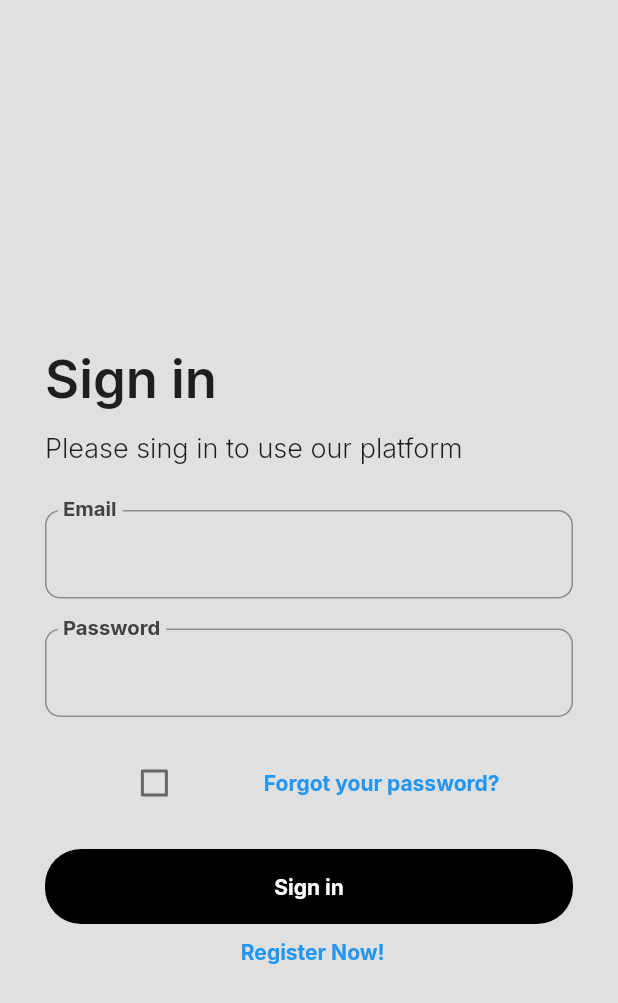
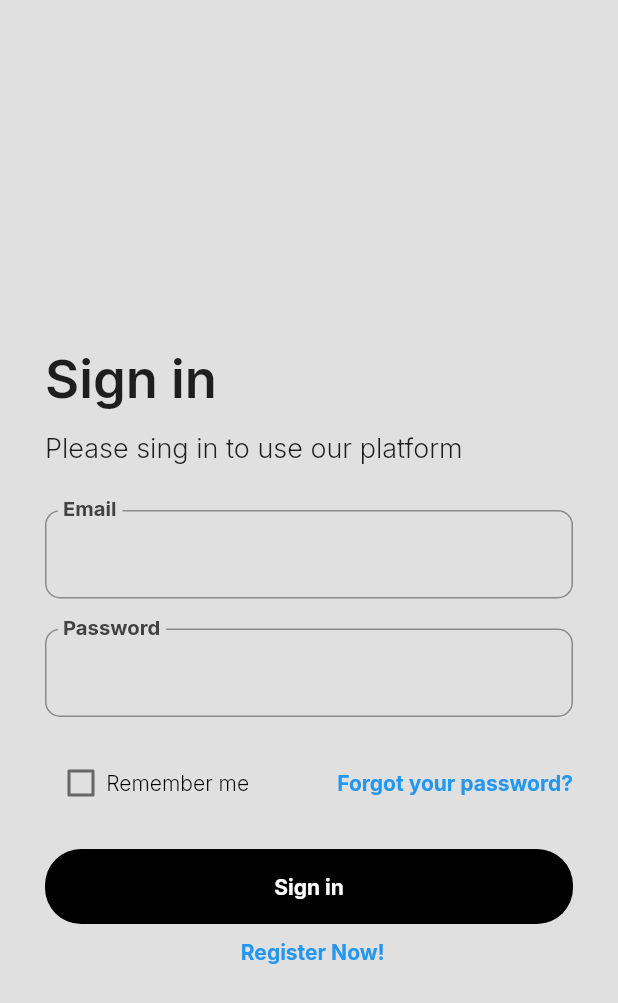
Before and after one commit to Karlo11111/Aedis---HotelSoftvare-using-Flutter, a Flutter app: the screen it shows after launch, on a phone screen of 412 x 824 dp. Shown: the top 1003 px of the screen. Run offline on Flutter 3.47's test engine with Material 2 defaults, Android fonts, the phone set to English and light mode, and no system bars; our stand-ins replace cloud_firestore, firebase_auth, firebase_core, google_fonts, google_nav_bar, smooth_page_indicator; accounts and stored records are empty.

Commit message:
updated login page

```diff
--- a/lib/LoginPages/login_page.dart
+++ b/lib/LoginPages/login_page.dart
@@ -5,7 +5,6 @@ import 'package:flutter/material.dart';
 import 'package:google_fonts/google_fonts.dart';
 import 'package:razvoj_sofvera/Utilities/buttons.dart';
 import 'package:razvoj_sofvera/Utilities/text_fields.dart';
-import 'package:google_fonts/google_fonts.dart';
 
 class LoginPage extends StatefulWidget {
   const LoginPage({
@@ -77,7 +76,9 @@ class _LoginPageState extends State<LoginPage> {
                   Row(
                     mainAxisAlignment: MainAxisAlignment.start,
                     children: [
-                      Text("Sign in", style: GoogleFonts.inter(fontSize: 35, fontWeight: FontWeight.w600)),
+                      Text("Sign in",
+                          style: GoogleFonts.inter(
+                              fontSize: 35, fontWeight: FontWeight.w600)),
                     ],
                   ),
 
@@ -90,7 +91,8 @@ class _LoginPageState extends State<LoginPage> {
                     children: [
                       Text(
                         "Please sing in to use our platform",
-                        style: GoogleFonts.inter(fontSize: 18, fontWeight: FontWeight.w300),
+                        style: GoogleFonts.inter(
+                            fontSize: 18, fontWeight: FontWeight.w300),
                       ),
                     ],
                   ),
@@ -121,7 +123,12 @@ class _LoginPageState extends State<LoginPage> {
 
                   //Rem me&forgot passwd - jos treba funkcionalnost
                   Row(
-                    mainAxisAlignment: MainAxisAlignment.spaceEvenly,
+                    mainAxisAlignment: MainAxisAlignment.spaceBetween,
+                    children: [
+                      Wrap(
+                          direction: Axis.horizontal,
+                          crossAxisAlignment: WrapCrossAlignment.center,
+                          spacing: -15,
                           children: [
                             Checkbox(
                               value: _isChecked,
@@ -131,6 +138,13 @@ class _LoginPageState extends State<LoginPage> {
                                 });
                               },
                             ),
+                            Text(
+                              "  Remember me",
+                              style: GoogleFonts.inter(
+                                  color: Colors.black,
+                                  fontWeight: FontWeight.w300),
+                            )
+                          ]),
                       GestureDetector(
                           child: Text(
                             "Forgot your password?",
```
Lines whose indentation alone changed are shown as unchanged.
